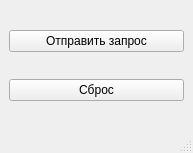
Above: OOP_kr/controlwindow.ui from anhmtkxtb1998/OOP_Exercise before the change. Below: the same form after it.
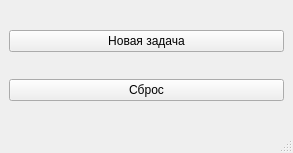
That is the form after the change.

```diff
--- a/OOP_kr/controlwindow.ui
+++ b/OOP_kr/controlwindow.ui
@@ -6,7 +6,7 @@
    <rect>
     <x>0</x>
     <y>0</y>
-    <width>193</width>
+    <width>293</width>
     <height>153</height>
    </rect>
   </property>
@@ -18,7 +18,7 @@
     <item row="0" column="0">
      <widget class="QPushButton" name="btn_request">
       <property name="text">
-       <string>Отправить запрос</string>
+       <string>Новая задача</string>
       </property>
      </widget>
     </item>
```
Left out of the diff: 2 changed lines with no effect on the pictures.
